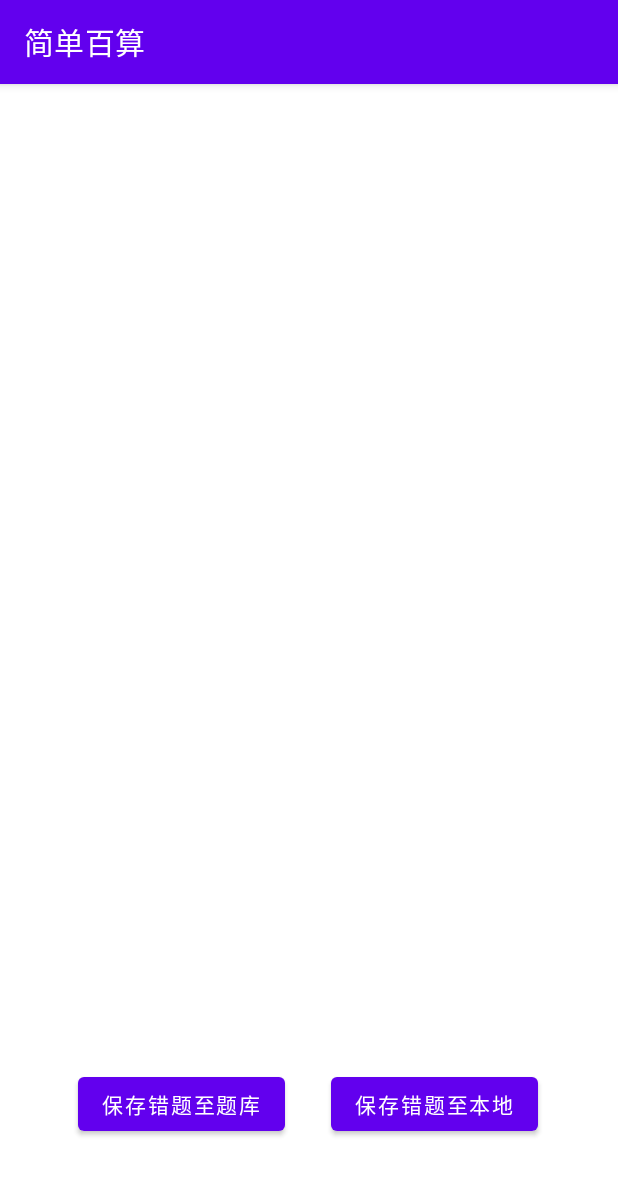
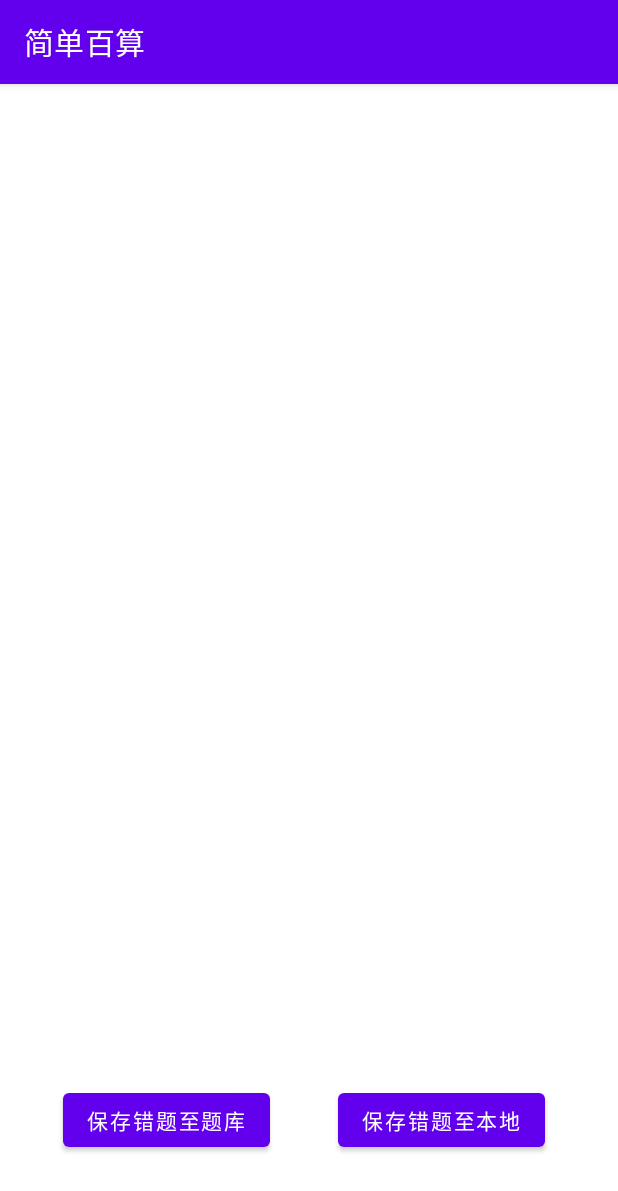
Before and after one commit to HitHate/Exam, an Android app: the Error_question screen opened directly, with no data from a screen before it, on a phone screen of 412 x 824 dp. Shown: the top 1191 px of the screen. Run offline under Robolectric (Android 15) with nearby library versions, the phone set to English and light mode, and no system bars; 4 statements that could not run were skipped.

Commit message:
修改错误的布局

```diff
--- a/app/src/main/java/com/example/exam/Getquestion.java
+++ /dev/null
@@ -1,4 +0,0 @@
-package com.example.exam;
-
-public class Getquestion {
-}
--- a/app/src/main/res/layout/activity_error_question.xml
+++ b/app/src/main/res/layout/activity_error_question.xml
@@ -22,24 +22,25 @@
         android:id="@+id/save_error_local"
         android:layout_width="wrap_content"
         android:layout_height="wrap_content"
-        android:layout_marginBottom="64dp"
         android:text="保存错题至本地"
         app:layout_constraintBottom_toBottomOf="parent"
         app:layout_constraintEnd_toEndOf="parent"
-        app:layout_constraintHorizontal_bias="0.362"
-        app:layout_constraintStart_toEndOf="@+id/save" />
+        app:layout_constraintHorizontal_bias="0.822"
+        app:layout_constraintStart_toStartOf="parent"
+        app:layout_constraintTop_toBottomOf="@+id/recyclerView"
+        app:layout_constraintVertical_bias="0.494" />
 
     <Button
         android:id="@+id/save"
         android:layout_width="wrap_content"
         android:layout_height="wrap_content"
-        android:layout_marginStart="52dp"
-        android:layout_marginBottom="68dp"
         android:text="保存错题至题库"
         app:layout_constraintBottom_toBottomOf="parent"
+        app:layout_constraintEnd_toEndOf="parent"
+        app:layout_constraintHorizontal_bias="0.153"
         app:layout_constraintStart_toStartOf="parent"
-        app:layout_constraintTop_toTopOf="@+id/save_error_local"
-        app:layout_constraintVertical_bias="0.0" />
+        app:layout_constraintTop_toBottomOf="@+id/recyclerView"
+        app:layout_constraintVertical_bias="0.494" />
 
 
 </androidx.constraintlayout.widget.ConstraintLayout>
```
Also changed, not shown: app/src/main/res/layout/error_question_show.xml (+33 -31 lines).
